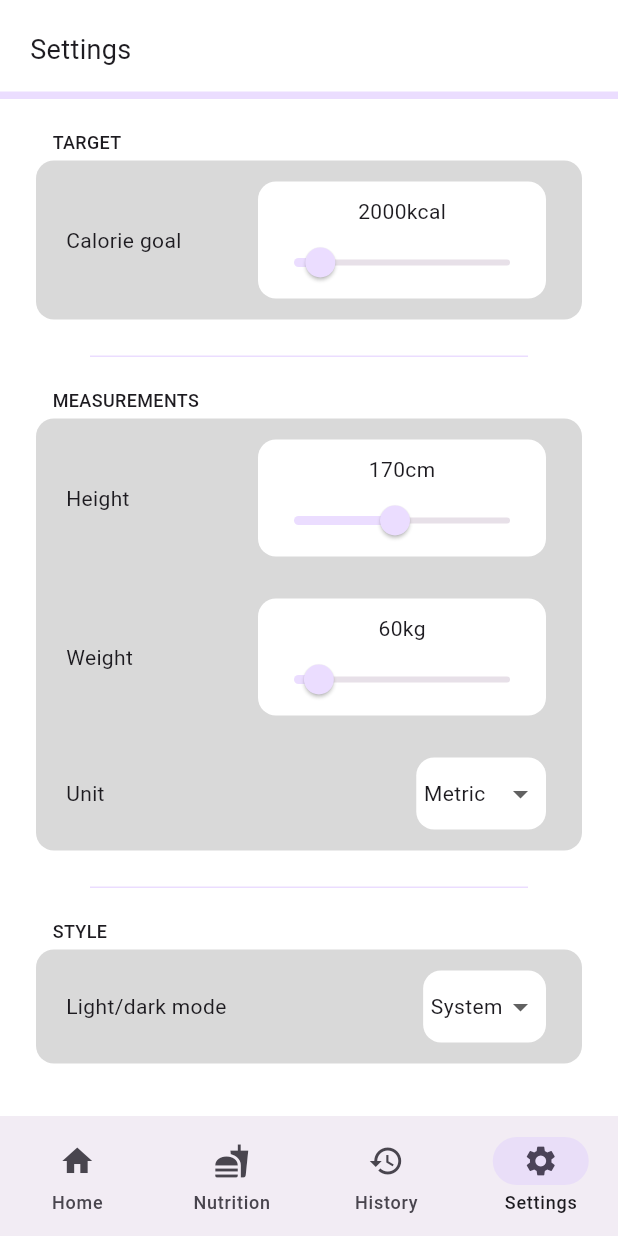
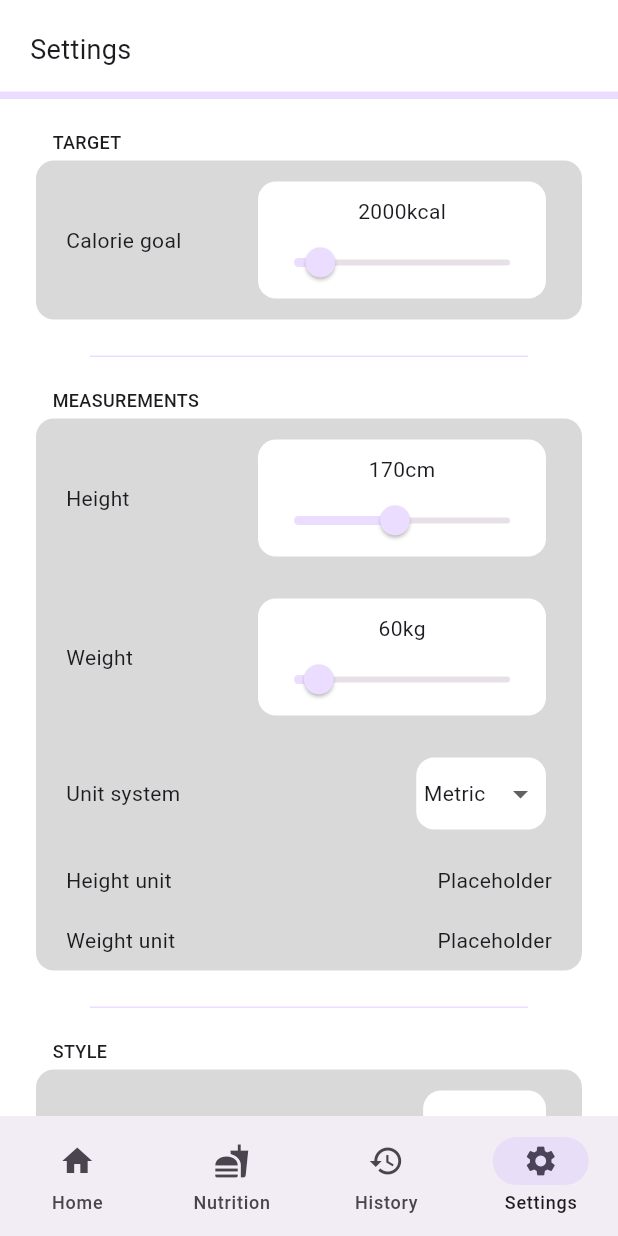
Before and after one commit to smstone0/Caloric, a Flutter app: the screen it shows after launch, after a tap on "Update weight/height", on a phone screen of 412 x 824 dp. Run offline on Flutter 3.47's test engine with Material 2 defaults, Android fonts, the phone set to English and light mode, and no system bars; our stand-ins replace sqflite; accounts and stored records are empty.

Commit message:
Move CustomButton to widgets

```diff
--- a/lib/databases/settings_database.dart
+++ b/lib/databases/settings_database.dart
@@ -3,9 +3,9 @@ import 'package:path/path.dart';
 import 'package:sqflite/sqflite.dart';
 
 class Height {
-  String toFeetAndInches(double totalInches) {
-    double inches = totalInches % 12;
-    double feet = (totalInches - inches) / 12;
+  String toFeetAndInches() {
+    double inches = imperial % 12;
+    double feet = (imperial - inches) / 12;
 
     return "${feet.round()}'${inches.round()}\"";
   }
@@ -16,7 +16,7 @@ class Height {
     metric = imperial * 2.54;
   }
 
-  String get feetandInches => toFeetAndInches(imperial);
+  String get feetandInches => toFeetAndInches();
 
   Height({required this.metric});
 }
--- a/lib/pages/settings_page.dart
+++ b/lib/pages/settings_page.dart
@@ -71,7 +71,9 @@ class _SettingsPageState extends State<SettingsPage> {
               SettingsCard(titles: const [
                 "Height",
                 "Weight",
-                "Unit"
+                "Unit system",
+                "Height unit",
+                "Weight unit"
               ], inputs: [
                 CustomSlider(
                     type: 'Height',
@@ -88,6 +90,8 @@ class _SettingsPageState extends State<SettingsPage> {
                     rebuildPage: () {
                       setState(() {});
                     }),
+                Text("Placeholder"),
+                Text("Placeholder"),
               ]),
               const SectionSeparator(),
               const SectionTitle(title: "STYLE"),
--- a/lib/pages/today_page.dart
+++ b/lib/pages/today_page.dart
@@ -3,6 +3,7 @@ import '../widgets/calorie_ring.dart';
 import '../widgets/grey_card.dart';
 import '../databases/settings_database.dart';
 import 'dart:math';
+import '../widgets/custom_button.dart';
 
 class TodayPage extends StatelessWidget {
   const TodayPage({super.key, required this.callback});
@@ -258,41 +259,3 @@ class ButtonCard extends StatelessWidget {
     );
   }
 }
-
-class CustomButton extends StatelessWidget {
-  const CustomButton(
-      {super.key,
-      required this.text,
-      required this.onPressed,
-      required this.colour,
-      required this.height,
-      required this.width});
-
-  final String text;
-  final VoidCallback onPressed;
-  final Color colour;
-  final double height, width;
-
-  @override
-  Widget build(BuildContext context) {
-    return SizedBox(
-      height: height,
-      width: width,
-      child: ElevatedButton(
-        onPressed: onPressed,
-        style: ElevatedButton.styleFrom(
-          backgroundColor: colour,
-          shape: RoundedRectangleBorder(
-            borderRadius: BorderRadius.circular(10),
-          ),
-        ),
-        child: Text(
-          text,
-          style: const TextStyle(
-              color: Colors.black, fontWeight: FontWeight.normal),
-          textAlign: TextAlign.center,
-        ),
-      ),
-    );
-  }
-}
--- /dev/null
+++ b/lib/widgets/custom_button.dart
@@ -0,0 +1,39 @@
+import 'package:flutter/material.dart';
+
+class CustomButton extends StatelessWidget {
+  const CustomButton(
+      {super.key,
+      required this.text,
+      required this.onPressed,
+      required this.colour,
+      required this.height,
+      required this.width});
+
+  final String text;
+  final VoidCallback onPressed;
+  final Color colour;
+  final double height, width;
+
+  @override
+  Widget build(BuildContext context) {
+    return SizedBox(
+      height: height,
+      width: width,
+      child: ElevatedButton(
+        onPressed: onPressed,
+        style: ElevatedButton.styleFrom(
+          backgroundColor: colour,
+          shape: RoundedRectangleBorder(
+            borderRadius: BorderRadius.circular(10),
+          ),
+        ),
+        child: Text(
+          text,
+          style: const TextStyle(
+              color: Colors.black, fontWeight: FontWeight.normal),
+          textAlign: TextAlign.center,
+        ),
+      ),
+    );
+  }
+}
```
